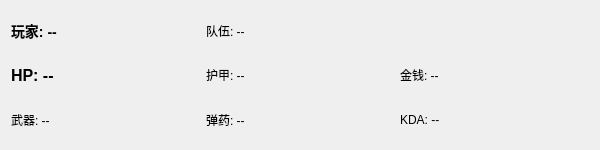
Old version of the form src/ui/PlayerWidget.ui in the repository Hangon66/Qt_CS2_GSI.
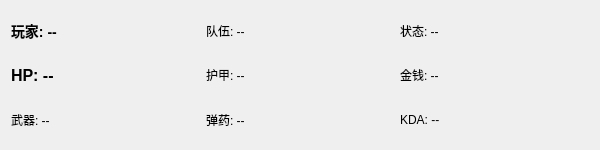
New version of the form.

Diff of the .ui file:
```diff
--- a/src/ui/PlayerWidget.ui
+++ b/src/ui/PlayerWidget.ui
@@ -17,6 +17,11 @@
      <property name="text"><string>队伍: --</string></property>
     </widget>
    </item>
+   <item row="0" column="2">
+    <widget class="QLabel" name="statusLabel">
+     <property name="text"><string>状态: --</string></property>
+    </widget>
+   </item>
    <item row="1" column="0">
     <widget class="QLabel" name="hpLabel">
      <property name="text"><string>HP: --</string></property>
```
